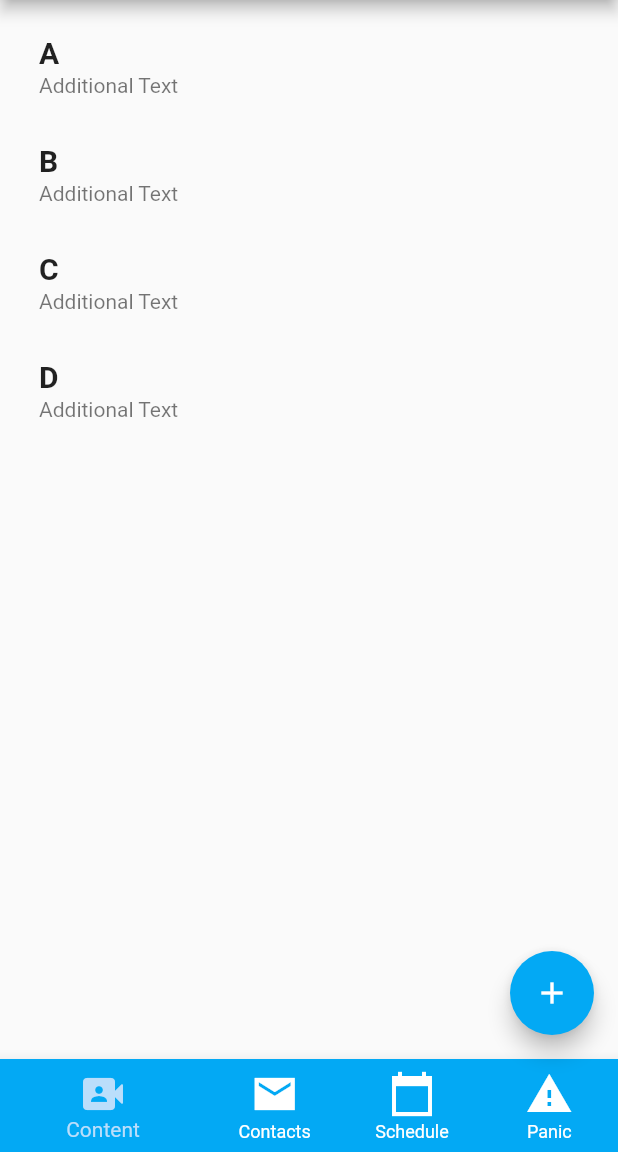
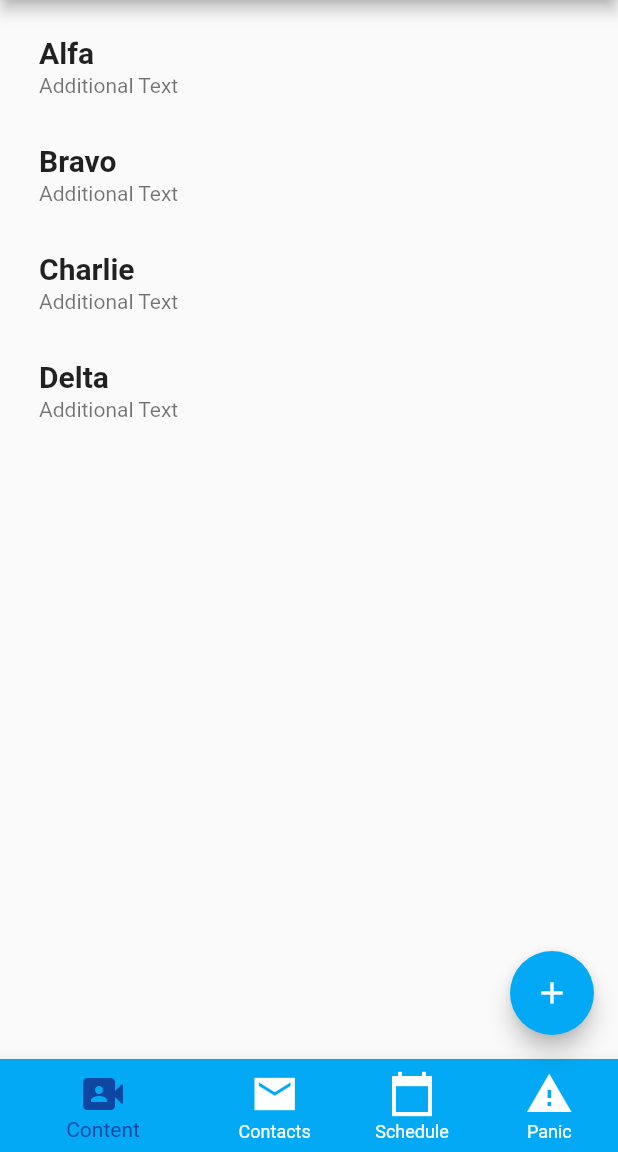
Before and after one commit to elys-app/elys-mobile, a Flutter app: the screen it shows after launch, after a tap on "Login", on a phone screen of 412 x 824 dp, the part 84-1236 px from its top. Run offline on Flutter 3.47's test engine with Material 2 defaults, Android fonts, the phone set to English and light mode, and no system bars; drawn by our look-alikes of flutter_slidable; missing offline and left inert: amplify_analytics_pinpoint, amplify_auth_cognito, amplify_flutter.

Commit message:
Create newschdule page; Update contacts and schedule page with ListView; Pass user name from login to main page

```diff
--- a/lib/dashboard/content.dart
+++ b/lib/dashboard/content.dart
@@ -19,10 +19,10 @@ class _ContentPageState extends State<ContentPage> {
 
   void _initContent() {
     setState(() {
-      entries.add('A');
-      entries.add('B');
-      entries.add('C');
-      entries.add('D');
+      entries.add('Alfa');
+      entries.add('Bravo');
+      entries.add('Charlie');
+      entries.add('Delta');
     });
   }
 
--- a/lib/dashboard/dashboard.dart
+++ b/lib/dashboard/dashboard.dart
@@ -8,11 +8,17 @@ import '../login/login.dart';
 import 'content.dart';
 import 'contacts.dart';
 import 'schedule.dart';
+import 'panic.dart';
+
 import 'newcontent.dart';
 import 'newcontact.dart';
-import 'panic.dart';
+import 'newschedule.dart';
 
 class MainPage extends StatefulWidget {
+  MainPage({Key? key, required this.username}) : super(key: key);
+
+  final String username;
+
   @override
   _MainPageState createState() => _MainPageState();
 }
@@ -26,6 +32,10 @@ class _MainPageState extends State<MainPage> {
     SchedulePage(),
     PanicPage()
   ];
+
+  void initState() {
+    super.initState();
+  }
 
   Future<String> _onLogout() async {
     try {
@@ -60,7 +70,7 @@ class _MainPageState extends State<MainPage> {
       ),
       endDrawer: Drawer(
         child: ListView(
-          padding: EdgeInsets.zero,
+          padding: EdgeInsets.all(5),
           children: <Widget>[
             Container(
                 height: 120,
@@ -69,29 +79,34 @@ class _MainPageState extends State<MainPage> {
                     color: Colors.blue,
                   ),
                   child: Text(
-                    'User Name',
+                    'Hello, ${widget.username}',
                     style: TextStyle(color: Colors.white, fontSize: 24),
                   ),
                 )),
             ListTile(
-              leading: Icon(Icons.settings),
+              leading: Icon(Icons.settings, color: Colors.blueAccent),
               title: Text(
                 'Settings',
-                style: TextStyle(fontSize: 18, color: Colors.lightBlue),
+                style: TextStyle(fontSize: 18, color: Colors.blue[900]),
               ),
             ),
             ListTile(
-              leading: Icon(Icons.question_answer),
-              title: Text(
-                'About',
-                style: TextStyle(fontSize: 18, color: Colors.lightBlue),
-              ),
-            ),
+                leading: Icon(Icons.info_outline, color: Colors.blueAccent),
+                title: Text(
+                  'About',
+                  style: TextStyle(fontSize: 18, color: Colors.blue[900]),
+                ),
+                onTap: () {
+                  showAboutDialog(
+                      context: context,
+                      applicationName: 'ELYS Legacy Management',
+                      applicationVersion: '0.1.0');
+                }),
             ListTile(
-              leading: Icon(Icons.logout),
+              leading: Icon(Icons.logout_sharp, color: Colors.blueAccent),
               title: Text(
                 'Logout',
-                style: TextStyle(fontSize: 18, color: Colors.lightBlue),
+                style: TextStyle(fontSize: 18, color: Colors.blue[900]),
               ),
               onTap: _onLogout,
             ),
@@ -103,7 +118,7 @@ class _MainPageState extends State<MainPage> {
         showSelectedLabels: true,
         showUnselectedLabels: true,
         currentIndex: _selectedIndex,
-        selectedItemColor: Colors.blue[100],
+        selectedItemColor: Colors.blue[900],
         items: [
           BottomNavigationBarItem(
               icon: Icon(Icons.video_camera_front_rounded),
@@ -149,6 +164,15 @@ class _MainPageState extends State<MainPage> {
                             NewContactPage(title: 'New Contact')));
                 break;
               }
+            case 2:
+              {
+                Navigator.push(
+                    context,
+                    MaterialPageRoute(
+                        builder: (context) =>
+                            NewSchedulePage(title: 'New Schedule Item')));
+                break;
+              }
             default:
               {
                 final snackBar = SnackBar(
--- a/lib/login/login.dart
+++ b/lib/login/login.dart
@@ -6,6 +6,7 @@ import 'package:amplify_analytics_pinpoint/amplify_analytics_pinpoint.dart';
 
 import 'register.dart';
 import 'password.dart';
+
 import '../dashboard/dashboard.dart';
 import '../amplifyconfiguration.dart';
 
@@ -61,7 +62,7 @@ class _LoginPageState extends State<LoginPage> {
     try {
       await Amplify.Auth.signIn(username: userName, password: password);
       Navigator.push(
-          context, MaterialPageRoute(builder: (context) => MainPage()));
+          context, MaterialPageRoute(builder: (context) => MainPage(key: Key('1'), username: userName)));
       return 'success';
     } on InvalidStateException catch (e) {
       Amplify.Auth.signOut();
@@ -102,7 +103,6 @@ class _LoginPageState extends State<LoginPage> {
         child: Column(
           mainAxisAlignment: MainAxisAlignment.center,
           children: <Widget>[
-            Text(Amplify.isConfigured ? 'Configured' : 'Problem'),
             Text('New to Elys?',
                 style: TextStyle(color: Colors.lightBlue, fontSize: 30)),
             ElevatedButton(
```
Also changed, not shown: lib/dashboard/contacts.dart (+54 -10 lines), lib/dashboard/newschedule.dart (added, +99 -0 lines), lib/dashboard/schedule.dart (+54 -10 lines).
